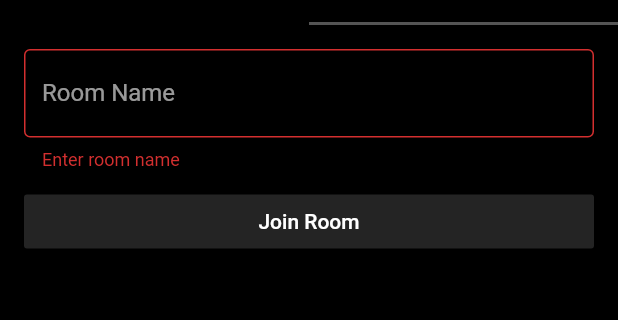
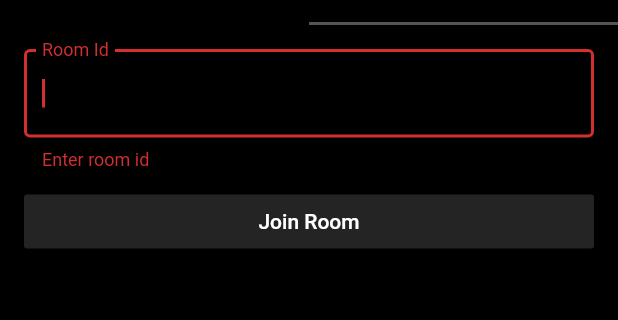
Before and after one commit to tusharsadhwani/instachat, a Flutter app: the NewChatPage screen opened directly, tab 2 chosen, after a tap on "Join Room", on a phone screen of 412 x 824 dp, the part 122-442 px from its top. Run offline on Flutter 3.47's test engine with Material 2 defaults, Android fonts, the phone set to English and light mode, and no system bars; our stand-ins replace cloud_firestore, google_sign_in; missing offline and left inert: suspense; accounts and stored records are empty.

Commit message:
Fix chat order and refresh, join functionality

```diff
--- a/lib/models/chat.dart
+++ b/lib/models/chat.dart
@@ -16,3 +16,7 @@ class Chat {
         name = chat['name'],
         imageUrl = chat['imageUrl'];
 }
+
+class Room extends Chat {
+  Room.fromMap(Map<String, dynamic> room) : super.fromMap(room);
+}
--- a/lib/models/message.dart
+++ b/lib/models/message.dart
@@ -8,16 +8,19 @@ class Message {
   final String senderId;
   final String senderName;
   final String content;
+  final DateTime timestamp;
 
   Message({
     @required this.senderId,
     @required this.senderName,
     @required this.content,
+    @required this.timestamp,
   }) : id = uuid.v4();
 
   Message.fromMap(Map<String, dynamic> message)
       : senderId = message['sender'],
         senderName = message['name'],
         content = message['content'],
+        timestamp = DateTime.fromMillisecondsSinceEpoch(message['timestamp']),
         id = uuid.v4();
 }
--- a/lib/pages/new_chat_page.dart
+++ b/lib/pages/new_chat_page.dart
@@ -15,11 +15,20 @@ class _NewChatPageState extends State<NewChatPage>
     with SingleTickerProviderStateMixin {
   AuthUser authUser;
   TabController tabController;
+  FocusNode createFocusNode, joinFocusNode;
 
   @override
   void initState() {
     super.initState();
     tabController = TabController(length: 2, vsync: this);
+    createFocusNode = FocusNode();
+    joinFocusNode = FocusNode();
+
+    tabController.addListener(() {
+      if (tabController.index == 0)
+        createFocusNode.requestFocus();
+      else if (tabController.index == 1) joinFocusNode.requestFocus();
+    });
   }
 
   @override
@@ -58,7 +67,10 @@ class _NewChatPageState extends State<NewChatPage>
           Expanded(
             child: TabBarView(
               controller: tabController,
-              children: [CreateRoom(), JoinRoom()],
+              children: [
+                CreateRoom(createFocusNode),
+                JoinRoom(joinFocusNode),
+              ],
             ),
           ),
         ],
@@ -68,6 +80,10 @@ class _NewChatPageState extends State<NewChatPage>
 }
 
 class CreateRoom extends StatefulWidget {
+  final FocusNode focusNode;
+
+  CreateRoom(this.focusNode);
+
   @override
   _CreateRoomState createState() => _CreateRoomState();
 }
@@ -94,7 +110,7 @@ class _CreateRoomState extends State<CreateRoom> {
         .limit(1)
         .getDocuments();
     if (chats.documents.length > 0)
-      return showAlert(context, 'Room with this ID alredy exists');
+      return showAlert(context, 'Room with this ID already exists');
 
     await Firestore.instance.collection('chat').add({
       'id': roomId,
@@ -104,7 +120,6 @@ class _CreateRoomState extends State<CreateRoom> {
 
     final authUser = Provider.of<AuthUser>(context, listen: false);
 
-    // TODO: might want to move this to a cloud function
     await Firestore.instance
         .collection('user')
         .document(authUser.account.id)
@@ -125,6 +140,8 @@ class _CreateRoomState extends State<CreateRoom> {
           shrinkWrap: true,
           children: <Widget>[
             TextFormField(
+              autofocus: true,
+              focusNode: widget.focusNode,
               decoration: InputDecoration(
                 border: OutlineInputBorder(),
                 labelText: "Room id",
@@ -170,25 +187,39 @@ class _CreateRoomState extends State<CreateRoom> {
 }
 
 class JoinRoom extends StatefulWidget {
+  final FocusNode focusNode;
+
+  JoinRoom(this.focusNode);
+
   @override
   _JoinRoomState createState() => _JoinRoomState();
 }
 
 class _JoinRoomState extends State<JoinRoom> {
   var joinRoomForm = GlobalKey<FormState>();
-  String roomName;
+  String roomId;
 
   void joinRoom(context) async {
     if (!joinRoomForm.currentState.validate()) return;
+    joinRoomForm.currentState.save();
 
-    joinRoomForm.currentState.save();
-    // final db = Provider.of<Database>(context, listen: false);
-    // final joined = await db.joinRoom(name: userName, roomCode: roomCode);
+    final chats = await Firestore.instance
+        .collection('chat')
+        .where('id', isEqualTo: roomId)
+        .limit(1)
+        .getDocuments();
+    if (chats.documents.length == 0)
+      return showAlert(context, 'Room not found');
 
-    // if (joined)
-    //   Navigator.of(context).pushReplacementNamed(SudokuScreen.routeName);
-    // else
-    //   showAlert(context, 'The room is already full.');
+    final authUser = Provider.of<AuthUser>(context, listen: false);
+
+    await Firestore.instance
+        .collection('user')
+        .document(authUser.account.id)
+        .collection('chat')
+        .add({'id': roomId});
+
+    Navigator.of(context).pop(true);
   }
 
   @override
@@ -202,16 +233,21 @@ class _JoinRoomState extends State<JoinRoom> {
           shrinkWrap: true,
           children: <Widget>[
             TextFormField(
+              focusNode: widget.focusNode,
               decoration: InputDecoration(
                 border: OutlineInputBorder(),
-                labelText: "Room Name",
+                labelText: "Room Id",
               ),
               validator: (value) {
-                if (value.trim().length == 0) return "Enter room name";
+                value = value.trim();
+
+                final spaces = new RegExp(r'\s');
+                if (spaces.hasMatch(value)) return "Room id cannot have spaces";
+                if (value.length == 0) return "Enter room id";
                 return null;
               },
               onSaved: (value) {
-                roomName = value;
+                roomId = value.trim();
               },
             ),
             SizedBox(height: 10),
@@ -231,10 +267,7 @@ void showAlert(BuildContext context, String s) {
     context: context,
     builder: (_) => AlertDialog(
       title: Text("Error"),
-      content: Text(
-        s,
-        style: TextStyle(color: Colors.black),
-      ),
+      content: Text(s),
     ),
   );
 }
--- a/pubspec.yaml
+++ b/pubspec.yaml
@@ -26,6 +26,7 @@ dependencies:
   cloud_firestore: ^0.13.7
   google_sign_in: ^4.5.1
   provider: ^4.3.2
+  suspense: ^1.1.0+1
   uuid: ^2.2.0
 
   # The following adds the Cupertino Icons font to your application.
```
Also changed, not shown: lib/pages/chat_page.dart (+14 -18 lines), lib/pages/chats_page.dart (+7 -3 lines), pubspec.lock.
